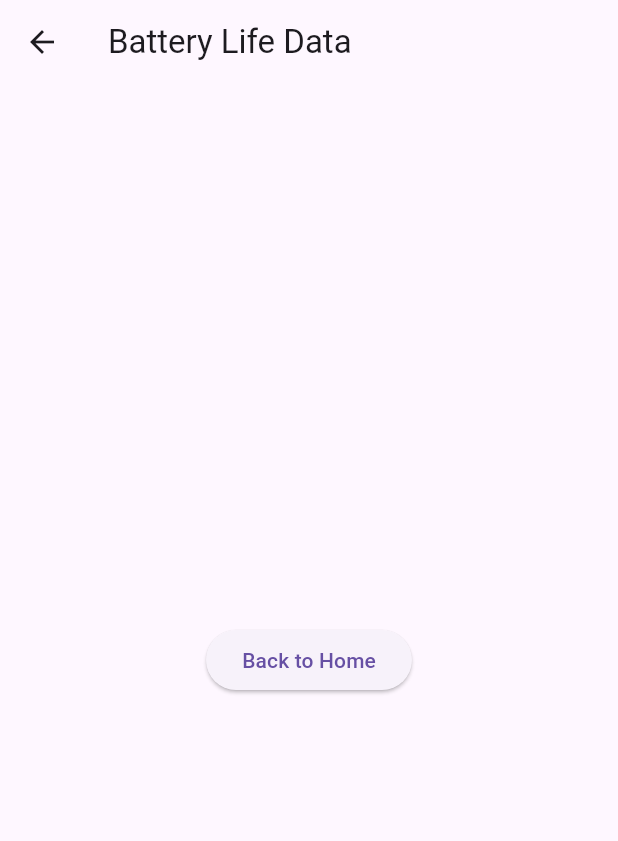
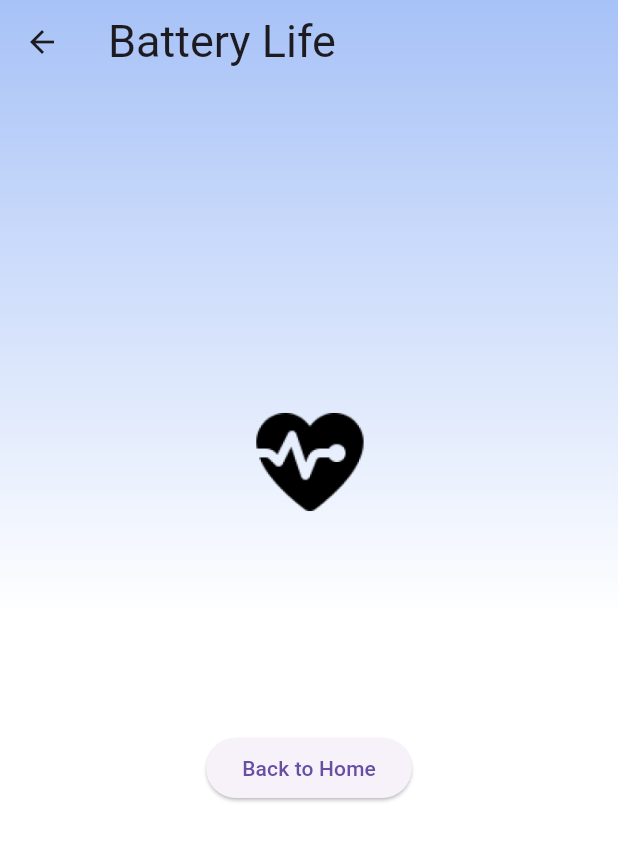
Before and after one commit to Affinity-App/Affinity-App, a Flutter app: the BatteryPage screen opened by its route, on a phone screen of 412 x 824 dp. Shown: the top 841 px of the screen. Run offline on Flutter 3.47's test engine with Material 3 defaults, Android fonts, the phone set to English and light mode, and no system bars; our stand-ins replace cloud_firestore, firebase_auth, firebase_core, fl_chart, google_sign_in; accounts and stored records are empty.

Commit message:
added background gradient to each data page

```diff
--- a/cardiacengineering_app/lib/pages/home_data/battery_page.dart
+++ b/cardiacengineering_app/lib/pages/home_data/battery_page.dart
@@ -1,4 +1,8 @@
 import 'package:flutter/material.dart';
+import 'package:firebase_auth/firebase_auth.dart';
+import '../login_auth/login_page.dart';
+
+import '../../components/background_gradient_container.dart';
 
 class BatteryPage extends StatelessWidget {
   const BatteryPage({Key? key}) : super(key: key);
@@ -6,13 +10,35 @@ class BatteryPage extends StatelessWidget {
   @override
   Widget build(BuildContext context) {
     return Scaffold(
+      resizeToAvoidBottomInset: false, // Prevents bottom overflow
+      extendBodyBehindAppBar: true, // Extend the body behind the app bar
       appBar: AppBar(
-        title: const Text('Battery Life Data'),
+        backgroundColor: Colors.transparent, // Make app bar transparent
+        elevation: 0, // Remove app bar elevation
+        title: const Row(
+          children: [
+            Text(
+              'Battery Life',
+              style: TextStyle(
+                fontSize: 30.0,
+              ),
+// Add some space between the logo and text
+            ),
+          ],
+        ),
       ),
-      body: Center(
+      body: BackgroundGradientContainer(
         child: Column(
+          crossAxisAlignment: CrossAxisAlignment.center,
           mainAxisAlignment: MainAxisAlignment.center,
           children: [
+            Image.asset(
+              width: double.infinity,
+              'assets/images/logo.png',
+              height: 100.0,
+            ),
+            const SizedBox(height: 100.0),
+            const SizedBox(height: 30.0),
             ElevatedButton(
               onPressed: () {
                 // Navigate back to the previous page (Home page)
@@ -20,6 +46,7 @@ class BatteryPage extends StatelessWidget {
               },
               child: const Text('Back to Home'),
             ),
+            const SizedBox(height: 30.0),
           ],
         ),
       ),
```
Also changed, not shown: cardiacengineering_app/lib/pages/home_data/gpm_page.dart (+29 -2 lines), cardiacengineering_app/lib/pages/home_data/psi_page.dart (+29 -2 lines), cardiacengineering_app/lib/pages/home_data/rpm_page.dart (+29 -2 lines).
